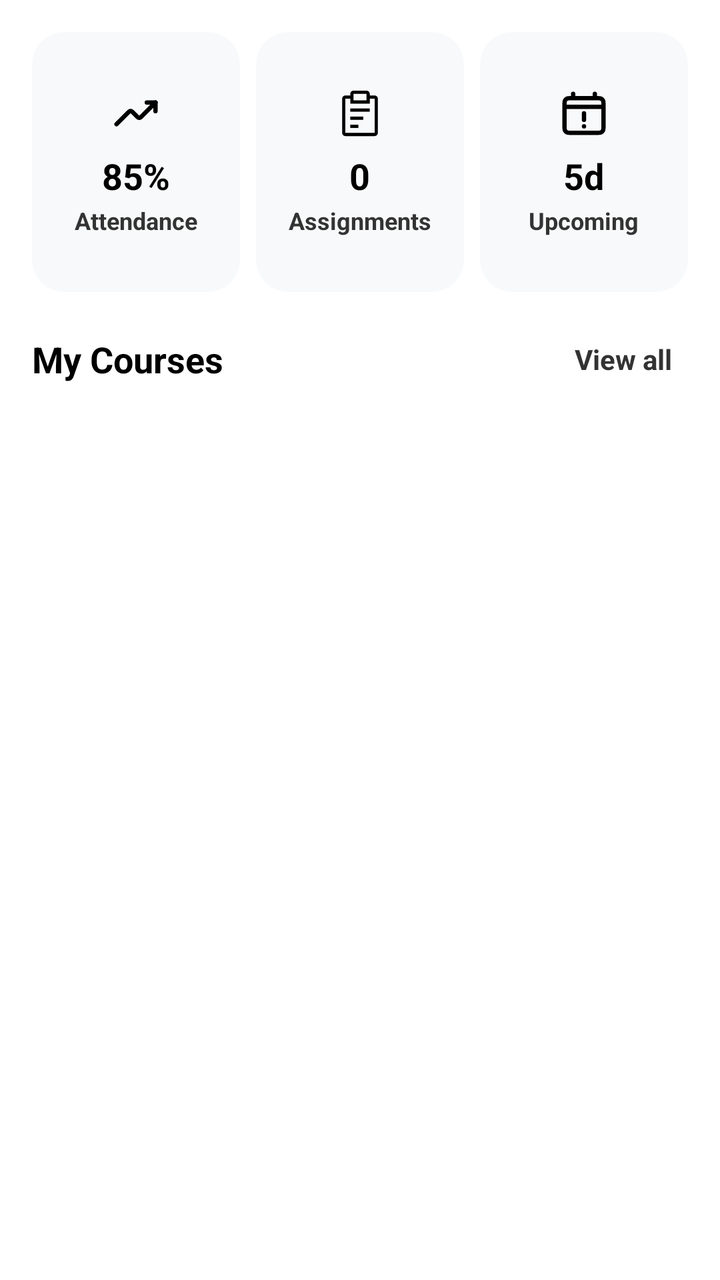
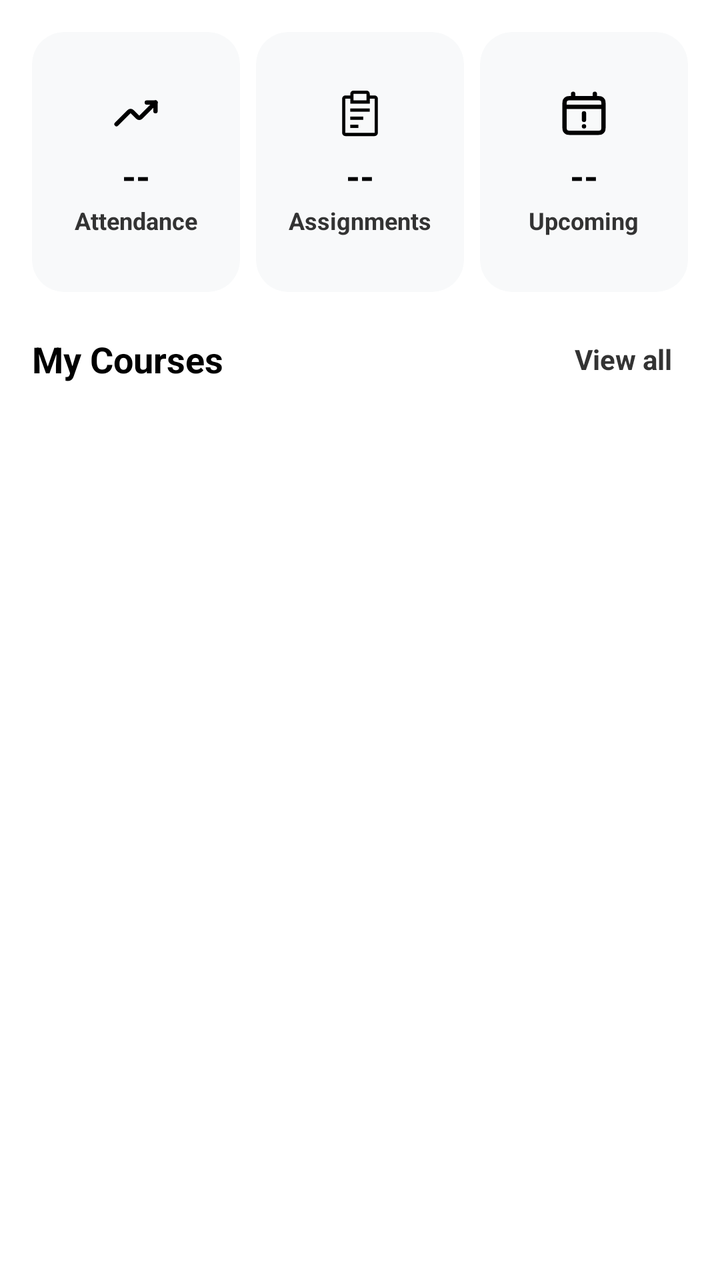

Screens rendered from an Android XML layout before and after an edit, with the pre-edit source and the edit as a unified diff.
<!-- AndroidManifest.xml: application theme Theme.StudentOrganizer -->
<!-- res/layout/fragment_home.xml -->
<?xml version="1.0" encoding="utf-8"?>
<androidx.constraintlayout.widget.ConstraintLayout xmlns:android="http://schemas.android.com/apk/res/android"
    xmlns:app="http://schemas.android.com/apk/res-auto"
    xmlns:tools="http://schemas.android.com/tools"
    android:id="@+id/frameLayout"
    android:layout_width="match_parent"
    android:layout_height="match_parent"
    android:background="@color/white"
    tools:context=".fragments.HomeFragment">

    
    <LinearLayout
        android:id="@+id/linearLayoutMetrics"
        android:layout_width="match_parent"
        android:layout_height="wrap_content"
        android:layout_marginHorizontal="12dp"
        android:layout_marginTop="12dp"
        android:baselineAligned="false"
        android:orientation="horizontal"
        app:layout_constraintEnd_toEndOf="parent"
        app:layout_constraintStart_toStartOf="parent"
        app:layout_constraintTop_toTopOf="parent">

        
        <androidx.cardview.widget.CardView
            android:id="@+id/cardAttendance"
            android:layout_width="0dp"
            android:layout_height="130dp"
            android:layout_margin="4dp"
            android:layout_weight="1"
            android:clickable="true"
            android:focusable="true"
            android:foreground="?android:attr/selectableItemBackground"
            app:cardBackgroundColor="@color/gray_card_bg"
            app:cardCornerRadius="16dp"
            app:cardElevation="0dp"
            app:cardUseCompatPadding="false">

            <LinearLayout
                android:layout_width="match_parent"
                android:layout_height="match_parent"
                android:gravity="center"
                android:orientation="vertical"
                android:padding="8dp">

                <ImageView
                    android:layout_width="26dp"
                    android:layout_height="26dp"
                    android:src="@drawable/ic_up_arrow"
                    app:tint="@color/black" />

                <TextView
                    android:id="@+id/tv_attendance_percentage"
                    android:layout_width="wrap_content"
                    android:layout_height="wrap_content"
                    android:layout_marginTop="6dp"
                    android:text="85%"
                    android:textColor="@color/black"
                    android:textSize="18sp"
                    android:textStyle="bold" />

                <TextView
                    android:layout_width="wrap_content"
                    android:layout_height="wrap_content"
                    android:layout_marginTop="2dp"
                    android:ellipsize="end"
                    android:maxLines="1"
                    android:text="Attendance"
                    android:textColor="@color/gray_dark"
                    android:textSize="12sp"
                    android:textStyle="bold" />
            </LinearLayout>
        </androidx.cardview.widget.CardView>

        
        <androidx.cardview.widget.CardView
            android:id="@+id/cardAssignments"
            android:layout_width="0dp"
            android:layout_height="130dp"
            android:layout_margin="4dp"
            android:layout_weight="1"
            android:clickable="true"
            android:focusable="true"
            android:foreground="?android:attr/selectableItemBackground"
            app:cardBackgroundColor="@color/gray_card_bg"
            app:cardCornerRadius="16dp"
            app:cardElevation="0dp"
            app:cardUseCompatPadding="false">

            <LinearLayout
                android:layout_width="match_parent"
                android:layout_height="match_parent"
                android:gravity="center"
                android:orientation="vertical"
                android:padding="8dp">

                <ImageView
                    android:layout_width="26dp"
                    android:layout_height="26dp"
                    android:src="@drawable/ic_report"
                    app:tint="@color/black" />

                <TextView
                    android:id="@+id/tv_assignments_due"
                    android:layout_width="wrap_content"
                    android:layout_height="wrap_content"
                    android:layout_marginTop="6dp"
                    android:text="0"
                    android:textColor="@color/black"
                    android:textSize="18sp"
                    android:textStyle="bold" />

                <TextView
                    android:layout_width="wrap_content"
                    android:layout_height="wrap_content"
                    android:layout_marginTop="2dp"
                    android:ellipsize="end"
                    android:maxLines="1"
                    android:text="Assignments"
                    android:textColor="@color/gray_dark"
                    android:textSize="12sp"
                    android:textStyle="bold" />
            </LinearLayout>
        </androidx.cardview.widget.CardView>

        
        <androidx.cardview.widget.CardView
            android:id="@+id/cardUpcomingExams"
            android:layout_width="0dp"
            android:layout_height="130dp"
            android:layout_margin="4dp"
            android:layout_weight="1"
            android:clickable="true"
            android:focusable="true"
            android:foreground="?android:attr/selectableItemBackground"
            app:cardBackgroundColor="@color/gray_card_bg"
            app:cardCornerRadius="16dp"
            app:cardElevation="0dp"
            app:cardUseCompatPadding="false">

            <LinearLayout
                android:layout_width="match_parent"
                android:layout_height="match_parent"
                android:gravity="center"
                android:orientation="vertical"
                android:padding="8dp">

                <ImageView
                    android:layout_width="26dp"
                    android:layout_height="26dp"
                    android:src="@drawable/ic_calendar_"
                    app:tint="@color/black" />

                <TextView
                    android:id="@+id/tv_upcoming_exam_days_left"
                    android:layout_width="wrap_content"
                    android:layout_height="wrap_content"
                    android:layout_marginTop="6dp"
                    android:text="5d"
                    android:textColor="@color/black"
                    android:textSize="18sp"
                    android:textStyle="bold" />

                <TextView
                    android:layout_width="wrap_content"
                    android:layout_height="wrap_content"
                    android:layout_marginTop="2dp"
                    android:ellipsize="end"
                    android:maxLines="1"
                    android:text="Upcoming"
                    android:textColor="@color/gray_dark"
                    android:textSize="12sp"
                    android:textStyle="bold" />
            </LinearLayout>
        </androidx.cardview.widget.CardView>
    </LinearLayout>

    
    <LinearLayout
        android:id="@+id/linearLayoutHeader"
        android:layout_width="match_parent"
        android:layout_height="wrap_content"
        android:layout_marginHorizontal="16dp"
        android:layout_marginTop="16dp"
        android:gravity="center_vertical"
        android:orientation="horizontal"
        app:layout_constraintEnd_toEndOf="parent"
        app:layout_constraintStart_toStartOf="parent"
        app:layout_constraintTop_toBottomOf="@+id/linearLayoutMetrics">

        <TextView
            android:layout_width="0dp"
            android:layout_height="wrap_content"
            android:layout_weight="1"
            android:text="My Courses"
            android:textColor="@color/black"
            android:textSize="18sp"
            android:textStyle="bold" />

        <TextView
            android:id="@+id/tv_view_all_courses"
            android:layout_width="wrap_content"
            android:layout_height="wrap_content"
            android:background="?android:attr/selectableItemBackground"
            android:clickable="true"
            android:focusable="true"
            android:paddingHorizontal="8dp"
            android:paddingVertical="4dp"
            android:text="View all"
            android:textColor="@color/gray_dark"
            android:textSize="14sp"
            android:textStyle="bold" />
    </LinearLayout>

    
    <androidx.recyclerview.widget.RecyclerView
        android:id="@+id/rvCourses"
        android:layout_width="0dp"
        android:layout_height="0dp"
        android:layout_marginTop="8dp"
        android:clipToPadding="false"
        android:paddingHorizontal="10dp"
        android:paddingBottom="16dp"
        app:layoutManager="androidx.recyclerview.widget.LinearLayoutManager"
        app:layout_constraintBottom_toBottomOf="parent"
        app:layout_constraintEnd_toEndOf="parent"
        app:layout_constraintStart_toStartOf="parent"
        app:layout_constraintTop_toBottomOf="@id/linearLayoutHeader" />

    
    <androidx.cardview.widget.CardView
        android:id="@+id/layoutEmptyCourses"
        android:layout_width="match_parent"
        android:layout_height="wrap_content"
        android:layout_marginHorizontal="16dp"
        android:layout_marginTop="20dp"
        android:visibility="gone"
        app:cardBackgroundColor="@color/gray_card_bg"
        app:cardCornerRadius="16dp"
        app:cardElevation="0dp"
        app:layout_constraintEnd_toEndOf="parent"
        app:layout_constraintStart_toStartOf="parent"
        app:layout_constraintTop_toBottomOf="@id/linearLayoutHeader">

        <LinearLayout
            android:layout_width="match_parent"
            android:layout_height="wrap_content"
            android:gravity="center"
            android:orientation="vertical"
            android:padding="28dp">

            <ImageView
                android:layout_width="48dp"
                android:layout_height="48dp"
                android:src="@drawable/ic_course"
                app:tint="@color/black" />

            <TextView
                android:layout_width="wrap_content"
                android:layout_height="wrap_content"
                android:layout_marginTop="12dp"
                android:text="Your Courses!!"
                android:textColor="@color/black"
                android:textSize="18sp"
                android:textStyle="bold" />

            <TextView
                android:layout_width="wrap_content"
                android:layout_height="wrap_content"
                android:layout_marginTop="6dp"
                android:gravity="center"
                android:text="No courses added yet. Add courses in the Courses tab and your overview will appear right here!"
                android:textColor="@color/gray_medium"
                android:textSize="13sp" />

            <com.google.android.material.button.MaterialButton
                android:id="@+id/btnAddCoursesEmpty"
                android:layout_width="wrap_content"
                android:layout_height="wrap_content"
                android:layout_marginTop="16dp"
                android:backgroundTint="@color/black"
                android:paddingHorizontal="24dp"
                android:text="Add Courses"
                android:textAllCaps="false"
                android:textColor="@color/white"
                app:cornerRadius="12dp" />
        </LinearLayout>
    </androidx.cardview.widget.CardView>

</androidx.constraintlayout.widget.ConstraintLayout>
<!-- resources referenced by this layout -->
<resources>
  <color name="black">#FF000000</color>
  <color name="gray_card_bg">#FFF8F9FA</color>
  <color name="gray_dark">#FF333333</color>
  <color name="gray_medium">#FF888888</color>
  <color name="white">#FFFFFFFF</color>
  <!-- drawable ic_calendar_ (drawable) -->
  <vector xmlns:android="http://schemas.android.com/apk/res/android" android:height="200dp" android:viewportHeight="24" android:viewportWidth="24" android:width="200dp">
        
      <path android:fillColor="#00000000" android:pathData="M3,9H21M12,12V15M12,18H12.01M7,3V5M17,3V5M6.2,21H17.8C18.92,21 19.48,21 19.908,20.782C20.284,20.59 20.59,20.284 20.782,19.908C21,19.48 21,18.92 21,17.8V8.2C21,7.08 21,6.52 20.782,6.092C20.59,5.716 20.284,5.41 19.908,5.218C19.48,5 18.92,5 17.8,5H6.2C5.08,5 4.52,5 4.092,5.218C3.716,5.41 3.41,5.716 3.218,6.092C3,6.52 3,7.08 3,8.2V17.8C3,18.92 3,19.48 3.218,19.908C3.41,20.284 3.716,20.59 4.092,20.782C4.52,21 5.08,21 6.2,21Z" android:strokeColor="#000000" android:strokeLineCap="round" android:strokeLineJoin="round" android:strokeWidth="2"/>
      
  </vector>
  <!-- drawable ic_course (drawable) -->
  <vector xmlns:android="http://schemas.android.com/apk/res/android"
      android:width="24dp"
      android:height="24dp"
      android:viewportWidth="24"
      android:viewportHeight="24"
      android:tint="@color/white">
      <path
          android:fillColor="@android:color/white"
          android:pathData="M18,2H6C4.9,2,4,2.9,4,4v16c0,1.1,0.9,2,2,2h12c1.1,0,2-0.9,2-2V4C20,2.9,19.1,2,18,2z M18,20H6V4h2v8l2.5-1.5L13,12V4h5V20z"/>
  </vector>
  <!-- drawable ic_report (drawable) -->
  <vector xmlns:android="http://schemas.android.com/apk/res/android"
      android:width="200dp"
      android:height="200dp"
      android:viewportWidth="32"
      android:viewportHeight="32">
    <path
        android:pathData="M10,18h8v2h-8z"
        android:fillColor="#000000"/>
    <path
        android:pathData="M10,13h12v2h-12z"
        android:fillColor="#000000"/>
    <path
        android:pathData="M10,23h5v2h-5z"
        android:fillColor="#000000"/>
    <path
        android:pathData="M25,5H22V4a2,2 0,0 0,-2 -2H12a2,2 0,0 0,-2 2V5H7A2,2 0,0 0,5 7V28a2,2 0,0 0,2 2H25a2,2 0,0 0,2 -2V7A2,2 0,0 0,25 5ZM12,4h8V8H12ZM25,28H7V7h3v3H22V7h3Z"
        android:fillColor="#000000"/>
  </vector>
  <!-- drawable ic_up_arrow (drawable) -->
  <vector xmlns:android="http://schemas.android.com/apk/res/android" android:height="200dp" android:viewportHeight="24" android:viewportWidth="24" android:width="200dp">
        
      <path android:fillColor="#00000000" android:pathData="M21,7l-6.79,6.79a1,1 0,0 1,-1.42 0l-2.58,-2.58a1,1 0,0 0,-1.42 0L3,17" android:strokeColor="#000000" android:strokeLineCap="round" android:strokeLineJoin="round" android:strokeWidth="2"/>
        
      <path android:fillColor="#00000000" android:pathData="M21,11l0,-4l-4,0" android:strokeColor="#000000" android:strokeLineCap="round" android:strokeLineJoin="round" android:strokeWidth="2"/>
      
  </vector>
  <style name="Theme.StudentOrganizer" parent="Theme.MaterialComponents.DayNight.NoActionBar">
          
          <item name="colorPrimary">@color/black</item>
          <item name="colorOnPrimary">@color/white</item>
  
          
          <item name="colorSecondary">@color/gray_dark</item>
          <item name="colorOnSecondary">@color/white</item>
  
          
          <item name="colorSurface">@color/white</item>
          <item name="colorOnSurface">@color/black</item>
          <item name="android:windowBackground">@color/white</item>
  
          
          <item name="android:statusBarColor">@color/black</item>
          <item name="android:windowLightStatusBar">false</item>
  
          
          <item name="colorControlActivated">@color/black</item>
          <item name="colorControlHighlight">@color/gray_medium</item>
      </style>
</resources>

<!-- the commit's change to res/layout/fragment_home.xml (unified diff, before → after) -->
@@ -54,7 +54,7 @@
                     android:layout_width="wrap_content"
                     android:layout_height="wrap_content"
                     android:layout_marginTop="6dp"
-                    android:text="85%"
+                    android:text="--"
                     android:textColor="@color/black"
                     android:textSize="18sp"
                     android:textStyle="bold" />
@@ -105,7 +105,7 @@
                     android:layout_width="wrap_content"
                     android:layout_height="wrap_content"
                     android:layout_marginTop="6dp"
-                    android:text="0"
+                    android:text="--"
                     android:textColor="@color/black"
                     android:textSize="18sp"
                     android:textStyle="bold" />
@@ -156,7 +156,7 @@
                     android:layout_width="wrap_content"
                     android:layout_height="wrap_content"
                     android:layout_marginTop="6dp"
-                    android:text="5d"
+                    android:text="--"
                     android:textColor="@color/black"
                     android:textSize="18sp"
                     android:textStyle="bold" />
